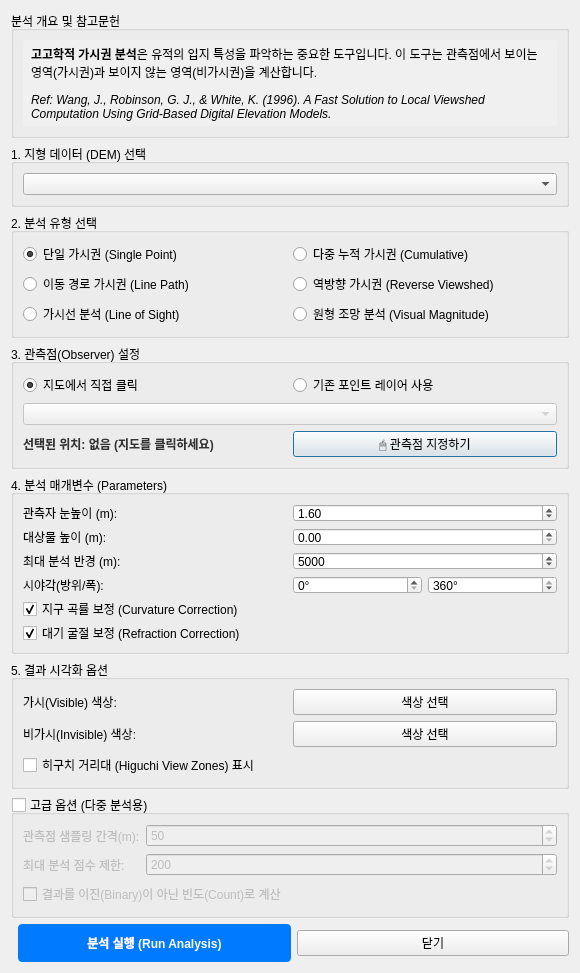
This is tools/viewshed_dialog_base.ui in lzpxilfe/ar as Qt 5 draws it before an edit. The edited form follows.
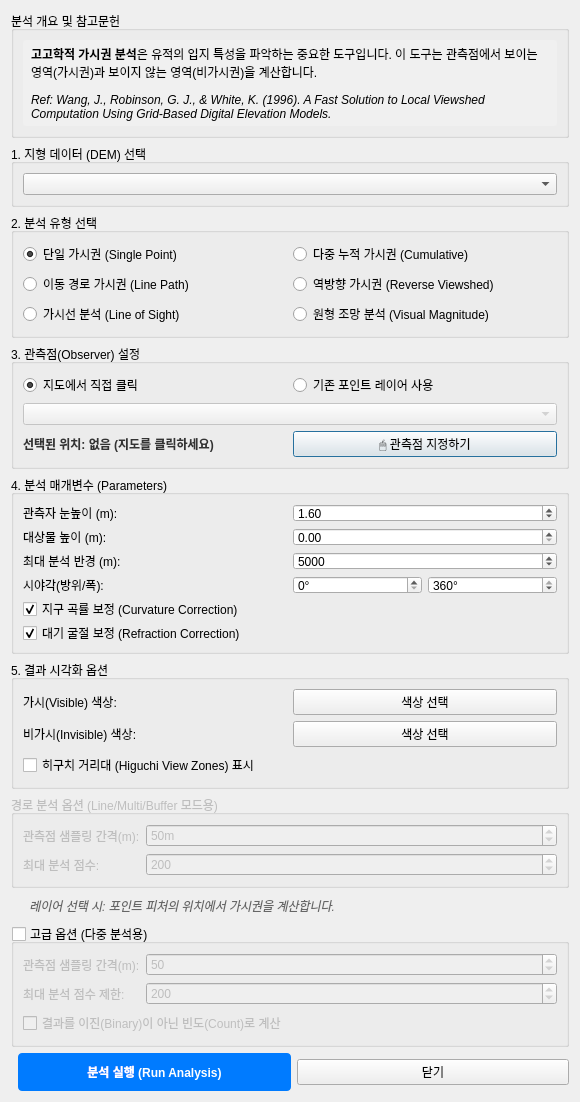
This is the edited form. Custom widgets are drawn as their Qt base class.

Commit message: v1.5.60: Fixed viewshed AttributeError - added groupLineOptions and lblLayerHint

What changed in the file:
```diff
--- a/tools/viewshed_dialog_base.ui
+++ b/tools/viewshed_dialog_base.ui
@@ -361,6 +361,77 @@
      </layout>
     </widget>
    </item>
+   <item>
+    <widget class="QGroupBox" name="groupLineOptions">
+     <property name="title">
+      <string>경로 분석 옵션 (Line/Multi/Buffer 모드용)</string>
+     </property>
+     <property name="enabled">
+      <bool>false</bool>
+     </property>
+     <layout class="QFormLayout" name="formLayout_Line">
+      <item row="0" column="0">
+       <widget class="QLabel" name="lblLineInterval">
+        <property name="text">
+         <string>관측점 샘플링 간격(m):</string>
+        </property>
+        <property name="toolTip">
+         <string>라인을 따라 관측점을 생성할 간격입니다. 작을수록 정밀하지만 느려집니다.</string>
+        </property>
+       </widget>
+      </item>
+      <item row="0" column="1">
+       <widget class="QSpinBox" name="spinLineInterval">
+        <property name="minimum">
+         <number>1</number>
+        </property>
+        <property name="maximum">
+         <number>10000</number>
+        </property>
+        <property name="value">
+         <number>50</number>
+        </property>
+        <property name="suffix">
+         <string>m</string>
+        </property>
+       </widget>
+      </item>
+      <item row="1" column="0">
+       <widget class="QLabel" name="lblLineMaxPoints">
+        <property name="text">
+         <string>최대 분석 점수:</string>
+        </property>
+       </widget>
+      </item>
+      <item row="1" column="1">
+       <widget class="QSpinBox" name="spinLineMaxPoints">
+        <property name="maximum">
+         <number>10000</number>
+        </property>
+        <property name="value">
+         <number>200</number>
+        </property>
+       </widget>
+      </item>
+     </layout>
+    </widget>
+   </item>
+   <item>
+    <widget class="QLabel" name="lblLayerHint">
+     <property name="text">
+      <string>💡 레이어 선택 시: 포인트 피처의 위치에서 가시권을 계산합니다.</string>
+     </property>
+     <property name="wordWrap">
+      <bool>true</bool>
+     </property>
+     <property name="styleSheet">
+      <string>color: #666; font-style: italic; padding: 3px;</string>
+     </property>
+     <property name="visible">
+      <bool>false</bool>
+     </property>
+    </widget>
+   </item>
    <item>
     <widget class="QGroupBox" name="groupMultiOptions">
      <property name="title">
```
The commit also changes 1 other file.
